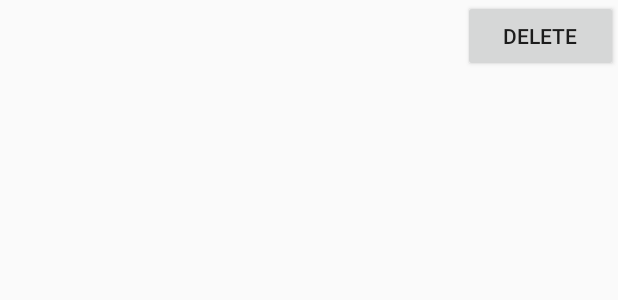
After one commit to argot42/Uguu-Uploader, an Android app: the layout upload_row.xml on its own in the app's theme, with its tools: preview values and no code run, on a phone screen of 412 x 824 dp. The commit adds this screen. Shown: the top 300 px of the screen. Run offline under Robolectric (Android 15) with nearby library versions, the phone set to English and light mode, and no system bars.

Commit message:
Upload activity

```diff
--- a/app/src/main/AndroidManifest.xml
+++ b/app/src/main/AndroidManifest.xml
@@ -1,6 +1,9 @@
 <?xml version="1.0" encoding="utf-8"?>
 <manifest xmlns:android="http://schemas.android.com/apk/res/android"
     package="com.example.uguu_uploader">
+
+    <uses-permission android:name="android.permission.INTERNET" />
+    <uses-permission android:name="android.permission.ACCESS_NETWORK_STATE" />
 
     <application
         android:allowBackup="true"
--- a/app/src/main/java/com/example/uguu_uploader/MainActivity.java
+++ b/app/src/main/java/com/example/uguu_uploader/MainActivity.java
@@ -17,7 +17,7 @@ public class MainActivity extends AppCompatActivity {
         Toolbar toolbar = (Toolbar) findViewById(R.id.toolbar);
 
         Intent intent = getIntent();
-        String username = intent.getStringExtra("username");
+        final String username = intent.getStringExtra("username");
         toolbar.setTitle("Uguu Uploader - " + username);
 
         setSupportActionBar(toolbar);
@@ -27,6 +27,7 @@ public class MainActivity extends AppCompatActivity {
             @Override
             public void onClick(View view) {
                 Intent i = new Intent(MainActivity.this, UploadActivity.class);
+                i.putExtra("username", username);
                 startActivity(i);
             }
         });
--- a/app/src/main/java/com/example/uguu_uploader/SignInActivity.java
+++ b/app/src/main/java/com/example/uguu_uploader/SignInActivity.java
@@ -2,7 +2,6 @@ package com.example.uguu_uploader;
 
 import android.app.Activity;
 import android.content.Intent;
-import android.support.v4.app.NavUtils;
 import android.support.v7.app.AppCompatActivity;
 import android.os.Bundle;
 import android.text.TextUtils;
@@ -23,8 +22,8 @@ public class SignInActivity extends AppCompatActivity {
         super.onCreate(savedInstanceState);
         setContentView(R.layout.activity_sign_in);
 
-        if (getActionBar() != null)
-            getActionBar().setDisplayHomeAsUpEnabled(true);
+        if (getSupportActionBar() != null)
+            getSupportActionBar().setDisplayHomeAsUpEnabled(true);
 
         final UguuDatabase db = UguuDatabase.getDatabase(SignInActivity.this);
 
@@ -111,7 +110,6 @@ public class SignInActivity extends AppCompatActivity {
     public boolean onOptionsItemSelected(MenuItem item) {
         switch (item.getItemId()) {
             case android.R.id.home:
-                //NavUtils.navigateUpFromSameTask(this);
                 finish();
                 return true;
             default:
--- a/app/src/main/java/com/example/uguu_uploader/dao/UploadDao.java
+++ b/app/src/main/java/com/example/uguu_uploader/dao/UploadDao.java
@@ -4,6 +4,7 @@ import android.arch.persistence.room.Dao;
 import android.arch.persistence.room.Delete;
 import android.arch.persistence.room.Insert;
 import android.arch.persistence.room.Query;
+import android.arch.persistence.room.Update;
 
 import com.example.uguu_uploader.model.Upload;
 
@@ -20,6 +21,9 @@ public interface UploadDao {
     @Insert
     long insert(Upload u);
 
+    @Update
+    long update(Upload u);
+
     @Delete
     void delete(Upload u);
 }
--- /dev/null
+++ b/app/src/main/res/layout/upload_row.xml
@@ -0,0 +1,24 @@
+<?xml version="1.0" encoding="utf-8"?>
+<LinearLayout xmlns:android="http://schemas.android.com/apk/res/android"
+    android:layout_width="match_parent"
+    android:layout_height="match_parent">
+
+    <TextView
+        android:id="@+id/tvUploadRowName"
+        android:layout_width="0dp"
+        android:layout_height="wrap_content"
+        android:layout_weight="2" />
+
+    <TextView
+        android:id="@+id/tvUploadRowState"
+        android:layout_width="0dp"
+        android:layout_height="wrap_content"
+        android:layout_weight="1" />
+
+    <Button
+        android:id="@+id/btnUploadRowDelete"
+        android:layout_width="0dp"
+        android:layout_height="wrap_content"
+        android:layout_weight="1"
+        android:text="@string/btnUploadRowDelete" />
+</LinearLayout>
```
Also changed, not shown: app/src/main/java/com/example/uguu_uploader/UploadActivity.java (+60 -0 lines), app/src/main/java/com/example/uguu_uploader/model/Upload.java (+21 -0 lines), app/src/main/res/layout/activity_upload.xml (+60 -2 lines), app/src/main/res/layout/content_main.xml (+10 -2 lines), app/src/main/res/values/strings.xml (+9 -1 lines).
